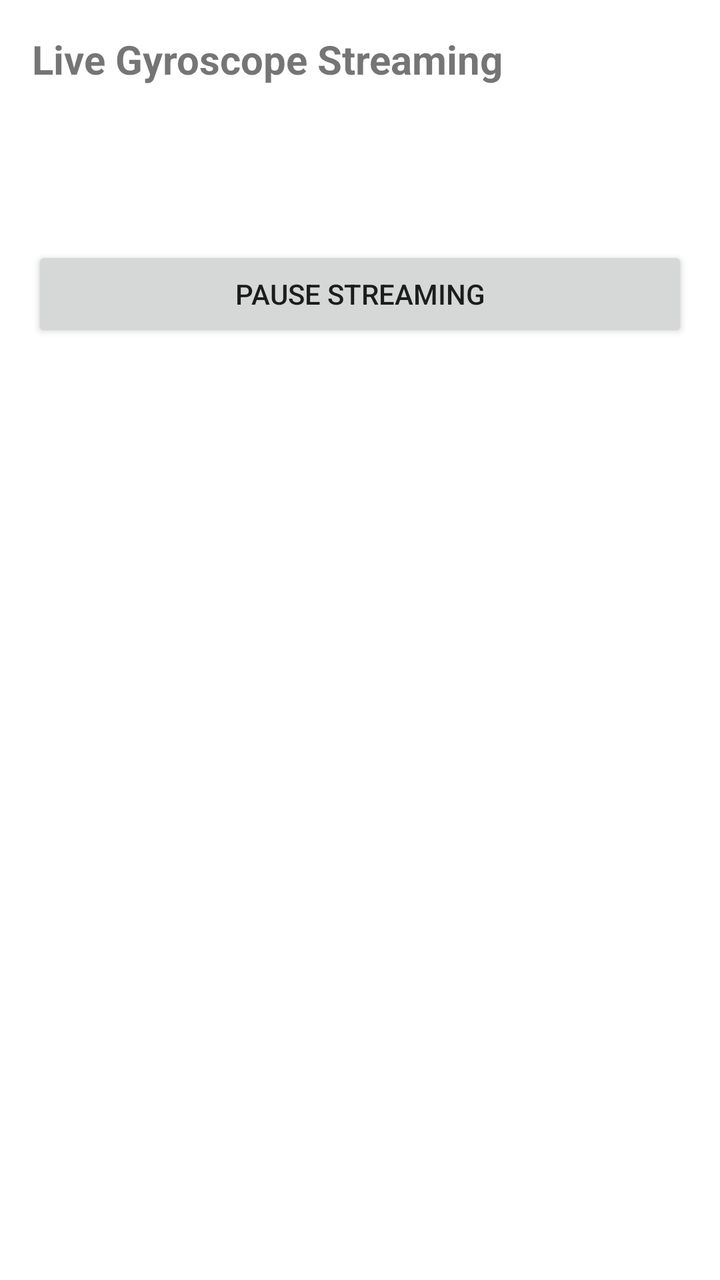
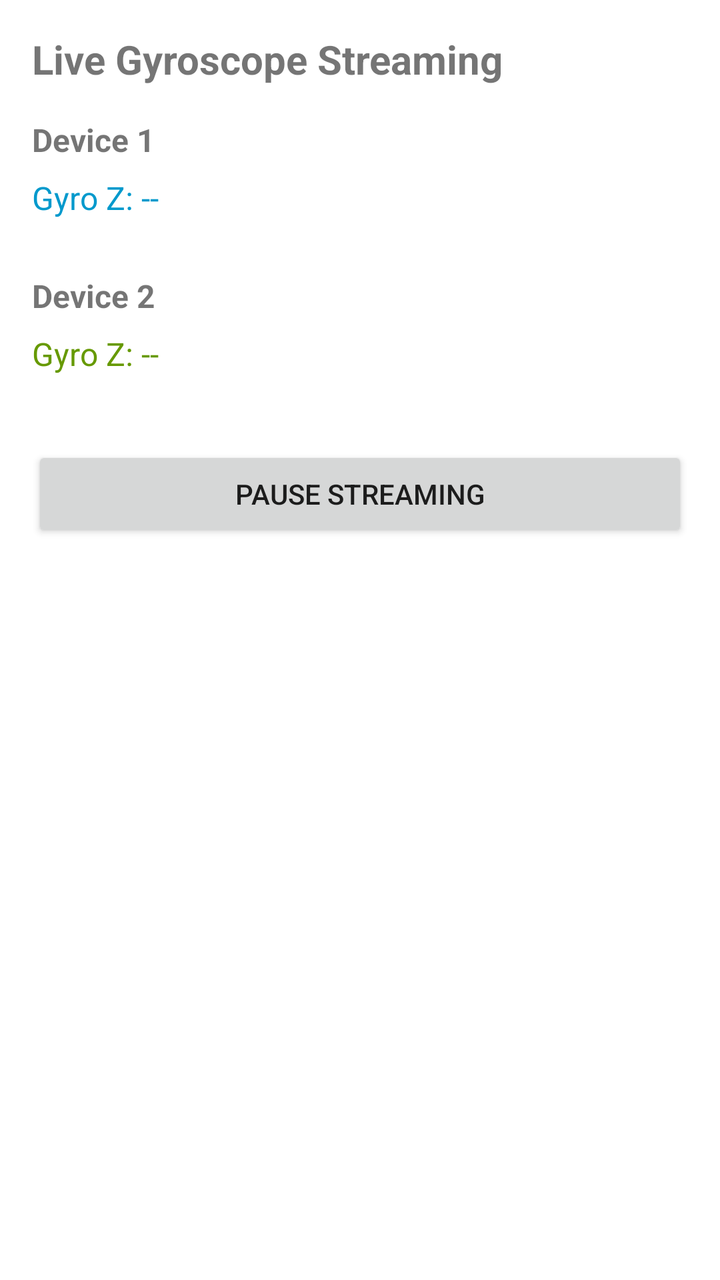

Compare the two renders of this Android layout. The source of the first and the diff that turns it into the second are given below.
<!-- AndroidManifest.xml: application theme Theme.GaitRehabApp -->
<!-- res/layout/activity_imu_stream.xml -->
<?xml version="1.0" encoding="utf-8"?>
<ScrollView
    xmlns:android="http://schemas.android.com/apk/res/android"
    android:layout_width="match_parent"
    android:layout_height="match_parent"
    android:padding="16dp">

    <LinearLayout
        android:orientation="vertical"
        android:layout_width="match_parent"
        android:layout_height="wrap_content">

        
        <TextView
            android:id="@+id/streamTitle"
            android:text="Live Gyroscope Streaming"
            android:textSize="20sp"
            android:textStyle="bold"
            android:layout_marginBottom="16dp"
            android:layout_width="wrap_content"
            android:layout_height="wrap_content" />

        
        <LinearLayout
            android:id="@+id/device1Section"
            android:orientation="vertical"
            android:layout_width="match_parent"
            android:layout_height="wrap_content"
            android:layout_marginBottom="24dp">

            <TextView
                android:id="@+id/device1Name"
                android:text="Device 1"
                android:textSize="16sp"
                android:textStyle="bold"
                android:layout_marginBottom="4dp" />

            <TextView
                android:id="@+id/device1GyroZ"
                android:text="Gyro Z: --"
                android:textSize="16sp"
                android:textColor="@android:color/holo_blue_dark" />
        </LinearLayout>

        
        <LinearLayout
            android:id="@+id/device2Section"
            android:orientation="vertical"
            android:layout_width="match_parent"
            android:layout_height="wrap_content">

            <TextView
                android:id="@+id/device2Name"
                android:text="Device 2"
                android:textSize="16sp"
                android:textStyle="bold"
                android:layout_marginBottom="4dp" />

            <TextView
                android:id="@+id/device2GyroZ"
                android:text="Gyro Z: --"
                android:textSize="16sp"
                android:textColor="@android:color/holo_green_dark" />
        </LinearLayout>

        <Button
            android:id="@+id/pauseResumeButton"
            android:layout_width="match_parent"
            android:layout_height="wrap_content"
            android:text="Pause Streaming"
            android:layout_marginTop="32dp" />
    </LinearLayout>



</ScrollView>
<!-- resources referenced by this layout -->
<resources>
  <style name="Theme.GaitRehabApp" parent="Theme.MaterialComponents.DayNight.DarkActionBar">
          
          <item name="colorPrimary">@color/purple_500</item>
          <item name="colorPrimaryVariant">@color/purple_700</item>
          <item name="colorOnPrimary">@color/white</item>
          
          <item name="colorSecondary">@color/teal_200</item>
          <item name="colorSecondaryVariant">@color/teal_700</item>
          <item name="colorOnSecondary">@color/black</item>
          
          <item name="android:statusBarColor">?attr/colorPrimaryVariant</item>
          
      </style>
  <color name="purple_500">#FF6200EE</color>
  <color name="purple_700">#FF3700B3</color>
  <color name="white">#FFFFFFFF</color>
  <color name="teal_200">#FF03DAC5</color>
  <color name="teal_700">#FF018786</color>
  <color name="black">#FF000000</color>
</resources>

<!-- the commit's change to res/layout/activity_imu_stream.xml (unified diff, before → after) -->
@@ -33,13 +33,17 @@
                 android:text="Device 1"
                 android:textSize="16sp"
                 android:textStyle="bold"
-                android:layout_marginBottom="4dp" />
+                android:layout_marginBottom="4dp"
+                android:layout_height="25dp"
+                android:layout_width="350dp"/>
 
             <TextView
                 android:id="@+id/device1GyroZ"
                 android:text="Gyro Z: --"
                 android:textSize="16sp"
-                android:textColor="@android:color/holo_blue_dark" />
+                android:textColor="@android:color/holo_blue_dark"
+                android:layout_height="25dp"
+                android:layout_width="80dp"/>
         </LinearLayout>
 
         
@@ -54,13 +58,17 @@
                 android:text="Device 2"
                 android:textSize="16sp"
                 android:textStyle="bold"
-                android:layout_marginBottom="4dp" />
+                android:layout_marginBottom="4dp"
+                android:layout_height="25dp"
+                android:layout_width="350dp"/>
 
             <TextView
                 android:id="@+id/device2GyroZ"
                 android:text="Gyro Z: --"
                 android:textSize="16sp"
-                android:textColor="@android:color/holo_green_dark" />
+                android:textColor="@android:color/holo_green_dark"
+                android:layout_height="25dp"
+                android:layout_width="80dp"/>
         </LinearLayout>
 
         <Button
